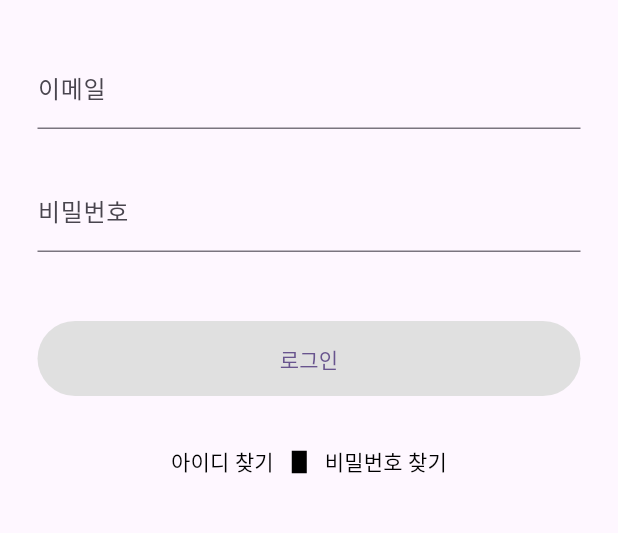
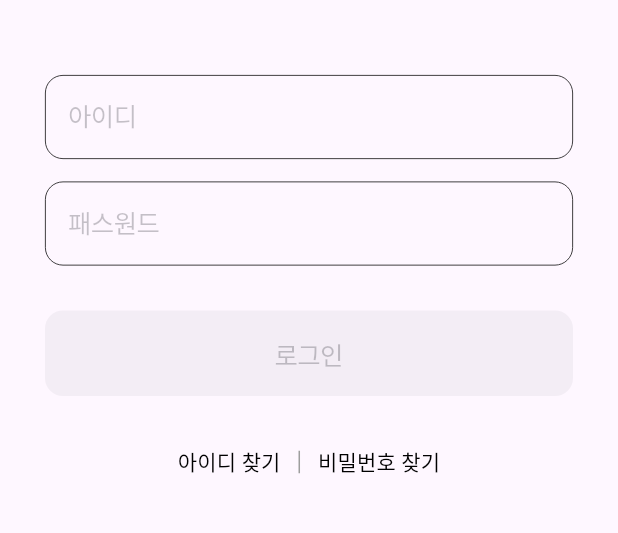
Before and after one commit to Mmm2927/LSTM, a Flutter app: the SignUp screen opened directly, on a phone screen of 412 x 824 dp, the part 84-617 px from its top. Run offline on Flutter 3.47's test engine with Material 2 defaults, Android fonts, the phone set to English and light mode, and no system bars; our stand-ins replace dio, flutter_secure_storage, image_picker, logger, sqflite, table_calendar; missing offline and left inert: checkbox_formfield, jwt_decode; accounts and stored records are empty.

Commit message:
:bug: 자동 로그인 버그 수정

```diff
--- a/lib/models/model.dart
+++ b/lib/models/model.dart
@@ -1,14 +1,19 @@
-class Login {
+class User {
   final String token;
   final int loginID;
+  final String email;   // 유저 이메일
+  final String nickname;    // 유저 닉네임
 
-  Login(this.token, this.loginID);
 
-  Login.fromJson(Map<String, dynamic> json)
-      : token = json['token'], loginID = json['loginID'];
+  User(this.token, this.loginID, this.email, this.nickname);
+
+  User.fromJson(Map<dynamic, dynamic> json)
+      : token = json['token'], loginID = json['loginID'], email = json['email'], nickname = json['name'];
 
   Map<String, dynamic> toJson() => {
     'token': token,
-    'loginID': loginID
+    'loginID': loginID,
+    'email': email,
+    'name': nickname
   };
 }
--- a/lib/screens/BaseWidget.dart
+++ b/lib/screens/BaseWidget.dart
@@ -3,8 +3,11 @@ import 'package:bob/screens/main_1_home.dart';
 import 'package:bob/screens/main_2_cctv.dart';
 import 'package:bob/screens/main_3_diary.dart';
 import 'package:bob/screens/main_4_mypage.dart';
+import '../models/model.dart';
 
 class BaseWidget extends StatefulWidget{
+  BaseWidget(User? userInfo);
+
   @override
   _BaseWidget createState() => _BaseWidget();
 }
--- a/lib/screens/Login/signUp.dart
+++ b/lib/screens/Login/signUp.dart
@@ -1,3 +1,4 @@
+import 'package:flutter/cupertino.dart';
 import 'package:flutter/material.dart';
 import 'package:bob/screens/Login/find_id.dart';
 import 'package:bob/screens/Login/find_password.dart';
@@ -13,94 +14,69 @@ class SignUp extends StatefulWidget{
   @override
   _SignUp createState() => _SignUp();
 }
+
 class _SignUp extends State<SignUp>{
+  final dio = Dio();    // 서버와 통신을 하기 위해 필요한 패키지
+  late TextEditingController idController;
+  late TextEditingController passController;
   static final storage = FlutterSecureStorage(); // 토큰 값과 로그인 유지 정보를 저장, SecureStorage 사용
-  // 폼에 부여할 수 있는 유니크한 글로벌 키를 생성한다.
-  final _formKey = GlobalKey<FormState>();
-  String email = "";
-  String password = "";
-  final dio = Dio();    // 서버와 통신을 하기 위해 필요한 패키지
-  var o;
+  @override
+  void initState() {
+    super.initState();
+    idController = TextEditingController();
+    passController = TextEditingController();
+  }
+
   @override
   Widget build(BuildContext context) {
     return Scaffold(
       appBar: renderAppbar('이메일 로그인'),
       body: Container(
-        margin: EdgeInsets.all(25),
+        margin: EdgeInsets.all(30),
         child:
-          Form(
-              key: _formKey,
-              child: SingleChildScrollView(
+            SingleChildScrollView(
               child: Column(
-                  children:[
-                    const SizedBox(height: 5),
-                    renderTextFormField(
-                      label: '이메일',
-                      onSaved : (val){
+                crossAxisAlignment: CrossAxisAlignment.stretch,
+                children: [
+                  const SizedBox(height: 20),
+                  CupertinoTextField(
+                    controller: idController,
+                    placeholder: "아이디",
+                    padding: EdgeInsets.all(15),
+                    decoration: BoxDecoration(
+                        borderRadius: BorderRadius.circular(12),
+                      border: Border.all(width: 0.5)
+                    ),
+                    onChanged: (text){
                       setState(() {
-                          this.email = val;
+
                       });
                     },
-                        validator:(val){
-                          if(val.length < 1) {
-                            return '이메일은 필수사항입니다.';
-                          }
-                          if(!RegExp(
-                              r'^(([^<>()[\]\\.,;:\s@\"]+(\.[^<>()[\]\\.,;:\s@\"]+)*)|(\".+\"))@((\[[0-9]{1,3}\.[0-9]{1,3}\.[0-9]{1,3}\.[0-9]{1,3}\])|(([a-zA-Z\-0-9]+\.)+[a-zA-Z]{2,}))$')
-                              .hasMatch(val.trim())){
-                            return '잘못된 이메일 형식입니다.';
-                          }
-                          return null;},
-                        isObscureText:false
                   ),
-                    const SizedBox(height: 10),
-                    renderTextFormField(
-                        label: '비밀번호',
-                        onSaved : (val){
+                  const SizedBox(height: 15),
+                  CupertinoTextField(
+                    controller: passController,
+                    placeholder: "패스원드",
+                    padding: EdgeInsets.all(15),
+                    decoration: BoxDecoration(
+                        borderRadius: BorderRadius.circular(12),
+                        border: Border.all(width: 0.5)
+                    ),
+                    onChanged: (text){
                       setState(() {
-                            this.password = val;
+
                       });
                     },
-                        validator:(val){
-                          if(val.length < 1) {
-                            return '패스워드는 필수사항입니다.';
-                          }
-                          return null;
-                          },
-                        isObscureText:true
                   ),
                   const SizedBox(height: 30),
-                    ElevatedButton(
-                        style: OutlinedButton.styleFrom(
-                          backgroundColor: Colors.grey[300],
-                          elevation: 0,
-                          minimumSize: const Size.fromHeight(50)
+                  CupertinoButton(
+                      color:Colors.black,
+                      borderRadius: BorderRadius.circular(12),
+                      onPressed: _isValid()? _login : null,
+                      child: const Text('로그인')
+
                   ),
-                        child: const Text('로그인'),
-                        onPressed: () async{
-                          o = Navigator.of(context);
-                          if(_formKey.currentState!.validate()) {  // validation 통과
-                            _formKey.currentState!.save(); // validation 성공 시 폼 저장
-                            Response response = await dio.post('http://20.249.219.241:8000/api/user/login/', data: {'email' : this.email, 'password': this.password});
-                            if(response.statusCode == 200){
-                              _showDialog('환영합니다');
-                              String token = response.data['access_token']; // response의 token키에 담긴 값을 token 변수에 담아서
-                              Map<dynamic, dynamic> payload = Jwt.parseJwt(token);
-                              int loginID = payload['user_id'];
-                              var val = jsonEncode(Login(token,loginID));
-                              await storage.write(key: 'login', value: val);
-                              if (!mounted) return;
-                              //await time();
-                              o.push(
-                                MaterialPageRoute(builder: (context) => BaseWidget()),);
-                            }
-                            else{
-                              _showDialog('등록된 사용자가 아닙니다.');
-                            }
-                          }
-                        },
-                    ),
-                    SizedBox(height: 20),
+                  const SizedBox(height: 20),
                   Row(
                     mainAxisAlignment: MainAxisAlignment.center,
                     children: [
@@ -111,51 +87,68 @@ class _SignUp extends State<SignUp>{
                         );
                       }, child: const Text('아이디 찾기',style: TextStyle(color: Colors.black))),
                       Container(
-                          width: 10,
+                        width: 1,
                         height: 15,
-                          color: Colors.black,
+                        color: Colors.grey,
                       ),
-                        //VerticalDivider(thickness: 1, color: Colors.grey),
                       TextButton(onPressed: (){
                         Navigator.push(
                           context,
-                            MaterialPageRoute(builder: (context) => FindId()),
+                          MaterialPageRoute(builder: (context) => FindPassword()),
                         );
                       }, child: const Text('비밀번호 찾기',style: TextStyle(color: Colors.black))),
                     ],
                   )
-                  ]
-                ),
+                ],
               )
             )
-
       )
     );
+  }
+
+  bool _isValid(){
+    return (idController.text.length>=4 && passController.text.length >=4);
+  }
+  void _login() async{
+    // 1. validate
+    String id = idController.text;
+    if(!RegExp(
+        r'^(([^<>()[\]\\.,;:\s@\"]+(\.[^<>()[\]\\.,;:\s@\"]+)*)|(\".+\"))@((\[[0-9]{1,3}\.[0-9]{1,3}\.[0-9]{1,3}\.[0-9]{1,3}\])|(([a-zA-Z\-0-9]+\.)+[a-zA-Z]{2,}))$')
+        .hasMatch(id.trim())){
+      _showDialog("올바른 ID 형식이 아닙니다");
+      idController.clear();
+      passController.clear();
+      return;
+    }
+    // 2. Login
+    //Response response = await dio.post('http://20.249.219.241:8000/api/user/login/', data:{'email' : "hehe@kyonggi.ac.kr", 'password': "qwe123!@#"});
+    Response response = await dio.post('http://20.249.219.241:8000/api/user/login/', data:{'email' : id, 'password': passController.text});
+    if(response.statusCode == 200){
+      _showDialog('환영합니다');
+      String token = response.data['access_token']; // response의 token키에 담긴 값을 token 변수에 담아서
+      Map<dynamic, dynamic> payload = Jwt.parseJwt(token);
+      User userInfo= new User(token,payload['user_id'], response.data['email'], response.data['name']);
+      await storage.write(key: 'user', value: jsonEncode(userInfo));
+      Navigator.pushReplacement(
+          context,
+          CupertinoPageRoute(builder: (context)=> BaseWidget(userInfo))
+      );
+    }else{
+      print(response.statusCode.toString());
+      _showDialog("등록된 사용자가 아닙니다");
+      idController.clear();
+      passController.clear();
+    }
+  }
+  @override
+  void dispose() {
+    // Clean up the controller when the widget is disposed.
+    idController.dispose();
+    passController.dispose();
+    super.dispose();
   }
   void _showDialog(String message) {
     ScaffoldMessenger.of(context)
         .showSnackBar(SnackBar(content: Text(message)));
   }
-
-  renderTextFormField({
-    required String label,
-    required FormFieldSetter onSaved,
-    required FormFieldValidator validator,
-    required bool isObscureText,
-    })
-  {
-    assert(onSaved != null);
-    assert(validator != null);
-    return Column(
-      children: [
-        TextFormField(
-          obscureText: isObscureText,
-          decoration: InputDecoration(labelText: label),
-          onSaved: onSaved,
-          validator: validator,
-        ),
-        Container(height: 16.0),
-      ],
-    );
 }
-}
--- a/pubspec.yaml
+++ b/pubspec.yaml
@@ -40,7 +40,7 @@ dependencies:
   path:
   path_provider:
   image_picker:
-
+  logger: ^1.3.0
   # The following adds the Cupertino Icons font to your application.
   # Use with the CupertinoIcons class for iOS style icons.
   cupertino_icons: ^1.0.2
@@ -68,8 +68,8 @@ flutter:
   uses-material-design: true
 
   # To add assets to your application, add an assets section, like this:
-  # assets:
-  #   - images/a_dot_burr.jpeg
+  assets:
+     - assets/images/logo.png
   #   - images/a_dot_ham.jpeg
 
   # An image asset can refer to one or more resolution-specific "variants", see
```
Also changed, not shown: lib/main.dart (+41 -72 lines), lib/screens/Login/initPage.dart (+11 -29 lines), pubspec.lock. Lines whose indentation alone changed are shown as unchanged.
